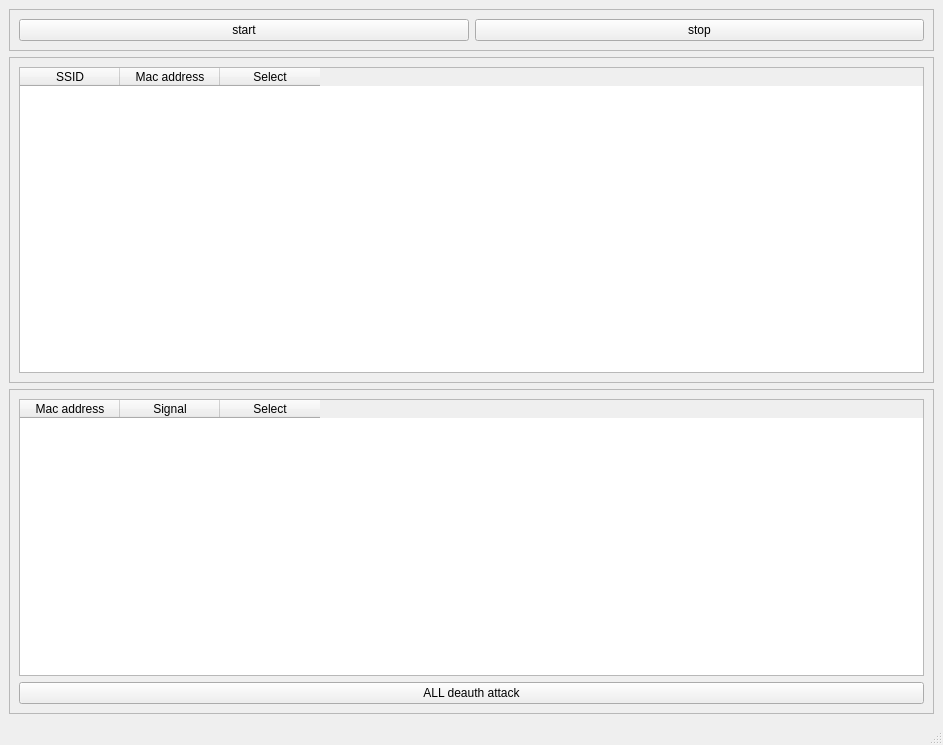
This is mainwindow.ui in qudwns2052/NetKillerW as Qt 5 draws it before an edit. The edited form follows.
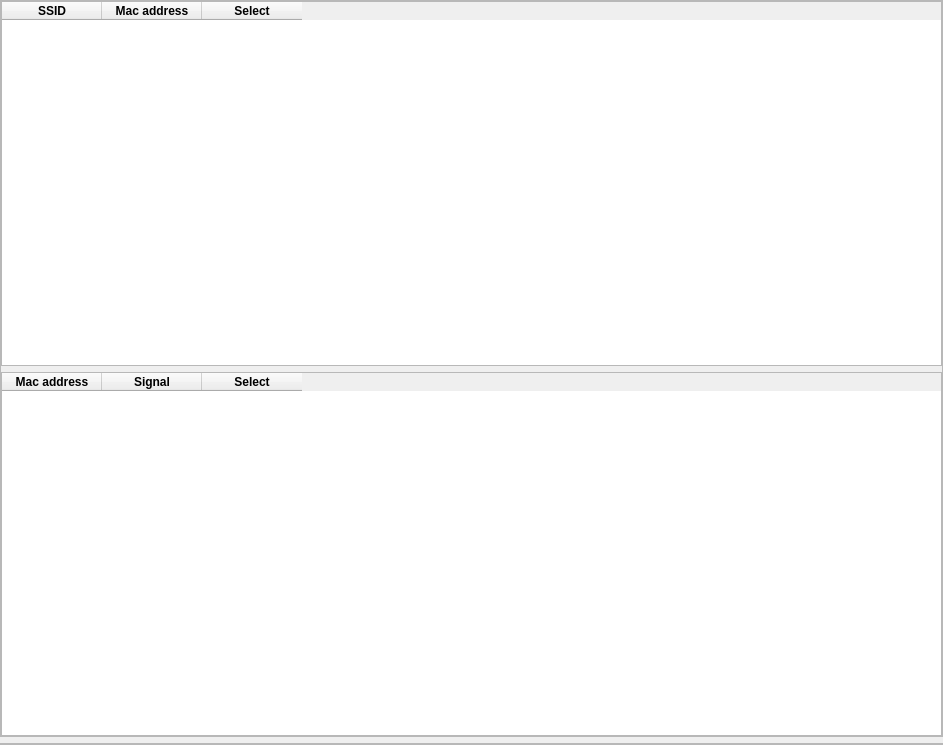
This is the edited form.

```diff
--- a/mainwindow.ui
+++ b/mainwindow.ui
@@ -15,32 +15,18 @@
   </property>
   <widget class="QWidget" name="centralwidget">
    <layout class="QVBoxLayout" name="verticalLayout">
-    <item>
-     <widget class="QFrame" name="frame">
-      <property name="frameShape">
-       <enum>QFrame::StyledPanel</enum>
-      </property>
-      <property name="frameShadow">
-       <enum>QFrame::Raised</enum>
-      </property>
-      <layout class="QHBoxLayout" name="horizontalLayout">
-       <item>
-        <widget class="QPushButton" name="btn_start">
-         <property name="text">
-          <string>start</string>
-         </property>
-        </widget>
-       </item>
-       <item>
-        <widget class="QPushButton" name="btn_stop">
-         <property name="text">
-          <string>stop</string>
-         </property>
-        </widget>
-       </item>
-      </layout>
-     </widget>
-    </item>
+    <property name="leftMargin">
+     <number>0</number>
+    </property>
+    <property name="topMargin">
+     <number>0</number>
+    </property>
+    <property name="rightMargin">
+     <number>0</number>
+    </property>
+    <property name="bottomMargin">
+     <number>0</number>
+    </property>
     <item>
      <widget class="QFrame" name="frame_3">
       <property name="frameShape">
@@ -50,6 +36,18 @@
        <enum>QFrame::Raised</enum>
       </property>
       <layout class="QVBoxLayout" name="verticalLayout_3">
+       <property name="leftMargin">
+        <number>0</number>
+       </property>
+       <property name="topMargin">
+        <number>0</number>
+       </property>
+       <property name="rightMargin">
+        <number>0</number>
+       </property>
+       <property name="bottomMargin">
+        <number>0</number>
+       </property>
        <item>
         <widget class="QTableWidget" name="tableWidget">
          <property name="cursor" stdset="0">
@@ -58,35 +56,59 @@
          <property name="selectionBehavior">
           <enum>QAbstractItemView::SelectRows</enum>
          </property>
+         <property name="textElideMode">
+          <enum>Qt::ElideNone</enum>
+         </property>
+         <property name="showGrid">
+          <bool>true</bool>
+         </property>
+         <property name="cornerButtonEnabled">
+          <bool>true</bool>
+         </property>
+         <attribute name="horizontalHeaderCascadingSectionResizes">
+          <bool>false</bool>
+         </attribute>
+         <attribute name="horizontalHeaderMinimumSectionSize">
+          <number>19</number>
+         </attribute>
+         <attribute name="horizontalHeaderDefaultSectionSize">
+          <number>100</number>
+         </attribute>
          <column>
           <property name="text">
            <string>SSID</string>
           </property>
+          <property name="font">
+           <font>
+            <weight>75</weight>
+            <bold>true</bold>
+           </font>
+          </property>
          </column>
          <column>
           <property name="text">
            <string>Mac address</string>
           </property>
+          <property name="font">
+           <font>
+            <weight>75</weight>
+            <bold>true</bold>
+           </font>
+          </property>
          </column>
          <column>
           <property name="text">
            <string>Select</string>
           </property>
+          <property name="font">
+           <font>
+            <weight>75</weight>
+            <bold>true</bold>
+           </font>
+          </property>
          </column>
         </widget>
        </item>
-      </layout>
-     </widget>
-    </item>
-    <item>
-     <widget class="QFrame" name="frame_2">
-      <property name="frameShape">
-       <enum>QFrame::StyledPanel</enum>
-      </property>
-      <property name="frameShadow">
-       <enum>QFrame::Raised</enum>
-      </property>
-      <layout class="QVBoxLayout" name="verticalLayout_2">
        <item>
         <widget class="QTableWidget" name="tableWidget_2">
          <property name="cursor" stdset="0">
@@ -95,46 +117,76 @@
          <property name="selectionBehavior">
           <enum>QAbstractItemView::SelectRows</enum>
          </property>
+         <property name="textElideMode">
+          <enum>Qt::ElideNone</enum>
+         </property>
          <column>
           <property name="text">
            <string>Mac address</string>
           </property>
+          <property name="font">
+           <font>
+            <weight>75</weight>
+            <bold>true</bold>
+           </font>
+          </property>
          </column>
          <column>
           <property name="text">
            <string>Signal</string>
           </property>
+          <property name="font">
+           <font>
+            <weight>75</weight>
+            <bold>true</bold>
+           </font>
+          </property>
          </column>
          <column>
           <property name="text">
            <string>Select</string>
           </property>
+          <property name="font">
+           <font>
+            <weight>75</weight>
+            <bold>true</bold>
+           </font>
+          </property>
          </column>
         </widget>
        </item>
-       <item>
-        <widget class="QPushButton" name="btn_all">
-         <property name="text">
-          <string>ALL deauth attack</string>
-         </property>
-        </widget>
-       </item>
+      </layout>
+     </widget>
+    </item>
+    <item>
+     <widget class="QFrame" name="frame_2">
+      <property name="frameShape">
+       <enum>QFrame::StyledPanel</enum>
+      </property>
+      <property name="frameShadow">
+       <enum>QFrame::Raised</enum>
+      </property>
+      <layout class="QVBoxLayout" name="verticalLayout_2">
+       <property name="spacing">
+        <number>-1</number>
+       </property>
+       <property name="leftMargin">
+        <number>0</number>
+       </property>
+       <property name="topMargin">
+        <number>0</number>
+       </property>
+       <property name="rightMargin">
+        <number>0</number>
+       </property>
+       <property name="bottomMargin">
+        <number>0</number>
+       </property>
       </layout>
      </widget>
     </item>
    </layout>
   </widget>
-  <widget class="QMenuBar" name="menubar">
-   <property name="geometry">
-    <rect>
-     <x>0</x>
-     <y>0</y>
-     <width>943</width>
-     <height>22</height>
-    </rect>
-   </property>
-  </widget>
-  <widget class="QStatusBar" name="statusbar"/>
  </widget>
  <resources/>
  <connections/>
```
Left out of the diff: 39 changed lines with no effect on the pictures.
